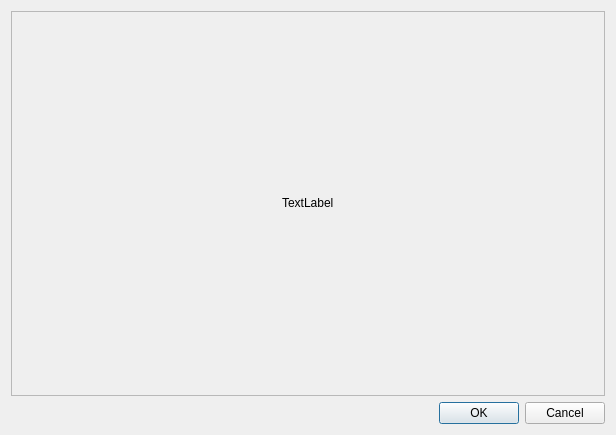
Qt form cornerdialog.ui (cooljiansir/3dreconstruction) before a commit.
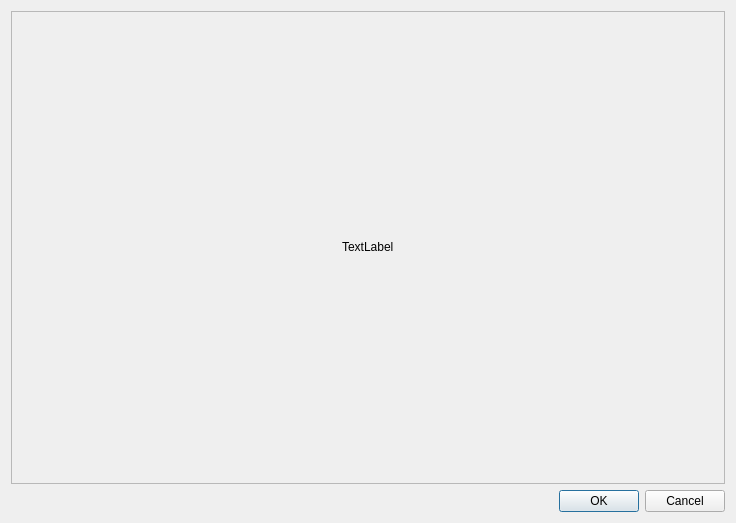
The same form after that commit.

Patch:
```diff
--- a/cornerdialog.ui
+++ b/cornerdialog.ui
@@ -6,8 +6,8 @@
    <rect>
     <x>0</x>
     <y>0</y>
-    <width>616</width>
-    <height>435</height>
+    <width>736</width>
+    <height>523</height>
    </rect>
   </property>
   <property name="windowTitle">
@@ -24,8 +24,8 @@
        <rect>
         <x>0</x>
         <y>0</y>
-        <width>596</width>
-        <height>386</height>
+        <width>716</width>
+        <height>474</height>
        </rect>
       </property>
       <layout class="QHBoxLayout" name="horizontalLayout">
```
